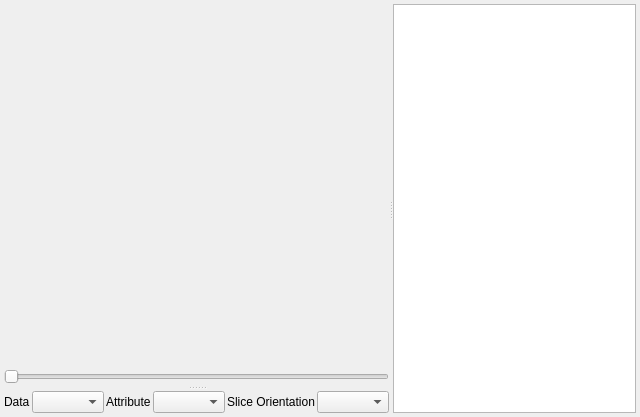
First picture: the form in glue/qt/ui/imagewidget.ui, repository glue-viz/glue, before the edit.
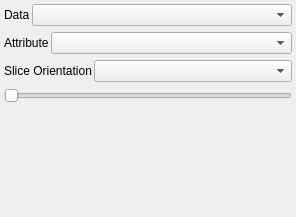
Second picture: the form after the edit. Custom widgets are drawn as their Qt base class.

Commit message: side-panel plot dashboards

```diff
--- a/glue/qt/ui/imagewidget.ui
+++ b/glue/qt/ui/imagewidget.ui
@@ -6,8 +6,8 @@
    <rect>
     <x>0</x>
     <y>0</y>
-    <width>640</width>
-    <height>417</height>
+    <width>296</width>
+    <height>217</height>
    </rect>
   </property>
   <property name="baseSize">
@@ -22,116 +22,25 @@
   <property name="windowTitle">
    <string>Form</string>
   </property>
-  <layout class="QHBoxLayout" name="horizontalLayout_5">
+  <layout class="QVBoxLayout" name="verticalLayout_2" stretch="1">
    <property name="margin">
     <number>4</number>
    </property>
    <item>
-    <widget class="QSplitter" name="splitter">
-     <property name="midLineWidth">
+    <widget class="QWidget" name="option_dashboard" native="true">
+     <layout class="QVBoxLayout" name="verticalLayout">
+      <property name="leftMargin">
       <number>0</number>
      </property>
-     <property name="orientation">
-      <enum>Qt::Horizontal</enum>
-     </property>
-     <widget class="QSplitter" name="splitter_2">
-      <property name="sizePolicy">
-       <sizepolicy hsizetype="Preferred" vsizetype="Preferred">
-        <horstretch>0</horstretch>
-        <verstretch>0</verstretch>
-       </sizepolicy>
-      </property>
-      <property name="orientation">
-       <enum>Qt::Vertical</enum>
-      </property>
-      <property name="handleWidth">
-       <number>7</number>
-      </property>
-      <widget class="QWidget" name="layoutWidget">
-       <layout class="QVBoxLayout" name="verticalLayout_3">
-        <property name="spacing">
-         <number>1</number>
-        </property>
-        <item>
-         <widget class="MplWidget" name="mplWidget" native="true">
-          <property name="sizePolicy">
-           <sizepolicy hsizetype="Expanding" vsizetype="Expanding">
-            <horstretch>0</horstretch>
-            <verstretch>3</verstretch>
-           </sizepolicy>
-          </property>
-          <property name="minimumSize">
-           <size>
-            <width>100</width>
-            <height>100</height>
-           </size>
-          </property>
-          <property name="baseSize">
-           <size>
-            <width>100</width>
-            <height>100</height>
-           </size>
-          </property>
-         </widget>
-        </item>
-        <item>
-         <widget class="QLabel" name="sliderLabel">
-          <property name="text">
-           <string/>
-          </property>
-          <property name="alignment">
-           <set>Qt::AlignCenter</set>
-          </property>
-         </widget>
-        </item>
-        <item>
-         <widget class="QSlider" name="imageSlider">
-          <property name="enabled">
-           <bool>true</bool>
-          </property>
-          <property name="toolTip">
-           <string>Adjust the position of the slice plane</string>
-          </property>
-          <property name="orientation">
-           <enum>Qt::Horizontal</enum>
-          </property>
-          <property name="invertedAppearance">
-           <bool>false</bool>
-          </property>
-          <property name="invertedControls">
-           <bool>false</bool>
-          </property>
-          <property name="tickPosition">
-           <enum>QSlider::NoTicks</enum>
-          </property>
-          <property name="tickInterval">
+      <property name="topMargin">
+       <number>0</number>
+      </property>
+      <property name="rightMargin">
            <number>0</number>
           </property>
-         </widget>
-        </item>
-       </layout>
-      </widget>
-      <widget class="QWidget" name="layoutWidget">
-       <layout class="QHBoxLayout" name="horizontalLayout_4">
-        <property name="spacing">
-         <number>2</number>
-        </property>
-        <property name="sizeConstraint">
-         <enum>QLayout::SetMaximumSize</enum>
-        </property>
-        <item>
-         <spacer name="horizontalSpacer">
-          <property name="orientation">
-           <enum>Qt::Horizontal</enum>
-          </property>
-          <property name="sizeHint" stdset="0">
-           <size>
-            <width>0</width>
-            <height>20</height>
-           </size>
-          </property>
-         </spacer>
-        </item>
+      <property name="bottomMargin">
+       <number>10</number>
+      </property>
         <item>
          <layout class="QHBoxLayout" name="horizontalLayout">
           <property name="spacing">
@@ -146,9 +55,18 @@
           </item>
           <item>
            <widget class="QComboBox" name="displayDataCombo">
+          <property name="sizePolicy">
+           <sizepolicy hsizetype="Expanding" vsizetype="Fixed">
+            <horstretch>0</horstretch>
+            <verstretch>0</verstretch>
+           </sizepolicy>
+          </property>
             <property name="toolTip">
              <string>Set which data set to display</string>
             </property>
+          <property name="sizeAdjustPolicy">
+           <enum>QComboBox::AdjustToMinimumContentsLength</enum>
+          </property>
            </widget>
           </item>
          </layout>
@@ -167,9 +85,18 @@
           </item>
           <item>
            <widget class="QComboBox" name="attributeComboBox">
+          <property name="sizePolicy">
+           <sizepolicy hsizetype="Expanding" vsizetype="Fixed">
+            <horstretch>0</horstretch>
+            <verstretch>0</verstretch>
+           </sizepolicy>
+          </property>
             <property name="toolTip">
              <string>Set which attribute of the data to display</string>
             </property>
+          <property name="sizeAdjustPolicy">
+           <enum>QComboBox::AdjustToMinimumContentsLength</enum>
+          </property>
            </widget>
           </item>
          </layout>
@@ -191,6 +118,12 @@
           </item>
           <item>
            <widget class="QComboBox" name="sliceComboBox">
+          <property name="sizePolicy">
+           <sizepolicy hsizetype="Expanding" vsizetype="Fixed">
+            <horstretch>0</horstretch>
+            <verstretch>0</verstretch>
+           </sizepolicy>
+          </property>
             <property name="toolTip">
              <string>Set how to slice 3D cubes</string>
             </property>
@@ -198,27 +131,49 @@
           </item>
          </layout>
         </item>
-       </layout>
-      </widget>
-     </widget>
-     <widget class="LayerArtistView" name="artist_view"/>
-    </widget>
+      <item>
+       <widget class="QSlider" name="imageSlider">
+        <property name="enabled">
+         <bool>true</bool>
+        </property>
+        <property name="toolTip">
+         <string>Adjust the position of the slice plane</string>
+        </property>
+        <property name="orientation">
+         <enum>Qt::Horizontal</enum>
+        </property>
+        <property name="invertedAppearance">
+         <bool>false</bool>
+        </property>
+        <property name="invertedControls">
+         <bool>true</bool>
+        </property>
+        <property name="tickPosition">
+         <enum>QSlider::NoTicks</enum>
+        </property>
+        <property name="tickInterval">
+         <number>0</number>
+        </property>
+       </widget>
+      </item>
+      <item>
+       <spacer name="verticalSpacer">
+        <property name="orientation">
+         <enum>Qt::Vertical</enum>
+        </property>
+        <property name="sizeHint" stdset="0">
+         <size>
+          <width>5</width>
+          <height>59</height>
+         </size>
+        </property>
+       </spacer>
+      </item>
+     </layout>
+    </widget>
    </item>
   </layout>
  </widget>
- <customwidgets>
-  <customwidget>
-   <class>MplWidget</class>
-   <extends>QWidget</extends>
-   <header>..widgets.mpl_widget</header>
-   <container>1</container>
-  </customwidget>
-  <customwidget>
-   <class>LayerArtistView</class>
-   <extends>QListView</extends>
-   <header>..layer_artist_model</header>
-  </customwidget>
- </customwidgets>
  <resources/>
  <connections>
   <connection>
```
Left out of the diff: 19 changed lines with no effect on the pictures. Lines whose indentation alone changed are shown as unchanged. The commit also changes 9 other files.
